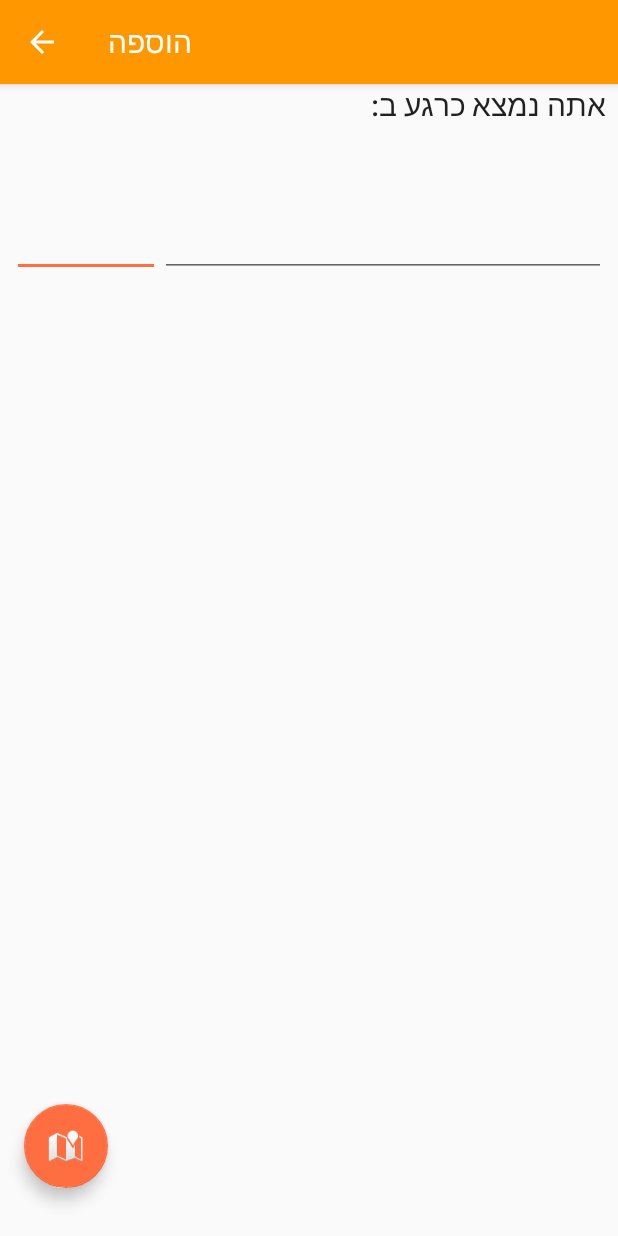
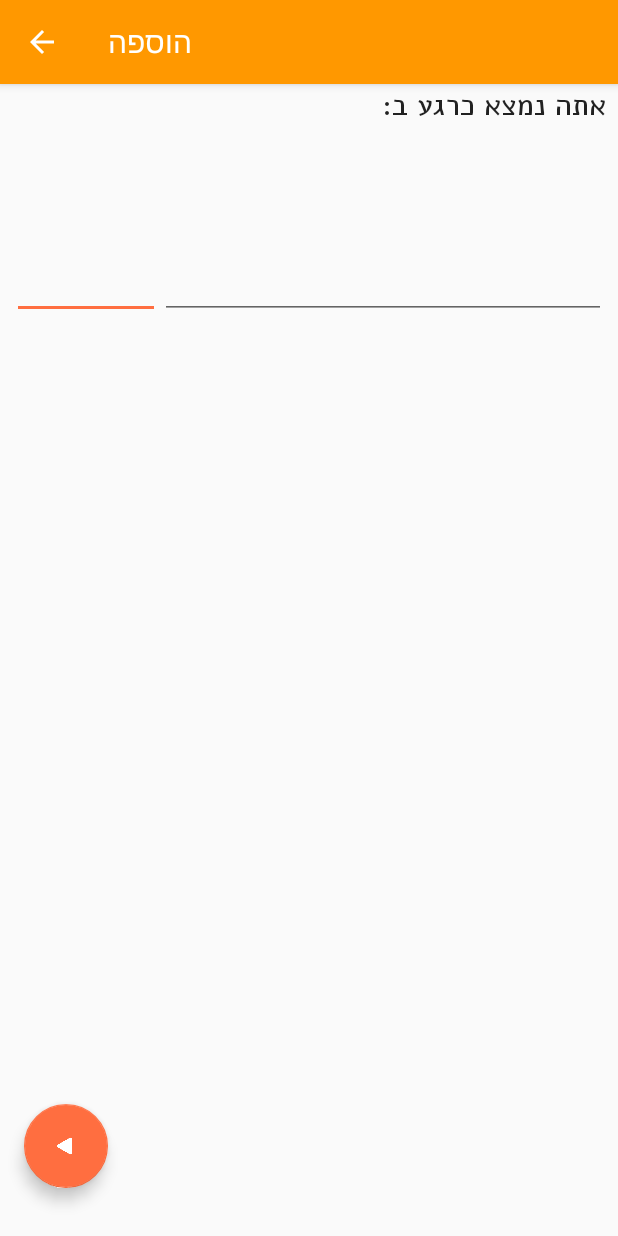
Before and after one commit to badasscohen/Bira, an Android app: the AddActivity screen opened directly, with no data from a screen before it, on a phone screen of 412 x 824 dp. Run offline under Robolectric (Android 15) with nearby library versions, the phone set to English and light mode, and no system bars; our stand-ins replace Volley.

Commit message:
Changed add activity design.

```diff
--- a/app/src/main/java/olivegumball/bira/AddActivity.java
+++ b/app/src/main/java/olivegumball/bira/AddActivity.java
@@ -5,6 +5,7 @@ import android.annotation.TargetApi;
 import android.content.Context;
 import android.content.Intent;
 import android.content.pm.PackageManager;
+import android.graphics.Typeface;
 import android.location.Address;
 import android.location.Geocoder;
 import android.location.Location;
@@ -51,11 +52,14 @@ public class AddActivity extends AppCompatActivity{
     private EditText beer_price;
     private EditText beer_name;
     private Location loc = null;
+    private Typeface alef;
 
     @Override
     protected void onCreate(Bundle savedInstanceState) {
         super.onCreate(savedInstanceState);
         setContentView(R.layout.activity_add);
+
+        alef = Typeface.createFromAsset(this.getAssets(), "Alef-Regular.ttf");
 
         Toolbar toolbar = (Toolbar) findViewById(R.id.toolbar);
         setSupportActionBar(toolbar);
@@ -65,6 +69,10 @@ public class AddActivity extends AppCompatActivity{
         beer_price = (EditText) findViewById(R.id.beer_price);
         beer_name = (EditText) findViewById(R.id.beer_name);
         location_textview = (TextView) findViewById(R.id.location_field);
+
+        beer_price.setTypeface(alef);
+        beer_name.setTypeface(alef);
+        ((TextView) findViewById(R.id.you_are_at)).setTypeface(alef);
 
         FloatingActionButton fab = (FloatingActionButton) findViewById(R.id.fab);
         fab.setOnClickListener(new View.OnClickListener() {
--- a/app/src/main/res/layout/activity_add.xml
+++ b/app/src/main/res/layout/activity_add.xml
@@ -29,24 +29,20 @@
         android:layout_marginBottom="16dp"
         android:orientation="vertical">
 
-        <LinearLayout
-            android:layout_width="match_parent"
-            android:layout_height="wrap_content"
-            android:gravity="right"
-            android:orientation="horizontal">
-
         <TextView
+            android:id="@+id/you_are_at"
             android:layout_width="wrap_content"
             android:layout_height="wrap_content"
             android:text="@string/add_description"
+            android:layout_gravity="right"
             android:textAppearance="@style/TextAppearance.AppCompat.Title"/>
 
         <TextView
             android:id="@+id/location_field"
             android:layout_width="wrap_content"
             android:layout_height="wrap_content"
+            android:layout_gravity="left"
             android:textAppearance="@style/TextAppearance.AppCompat.Title"/>
-        </LinearLayout>
 
         <LinearLayout
             android:layout_width="match_parent"
@@ -80,6 +76,6 @@
         android:layout_marginTop="@dimen/fab_margin"
         android:layout_marginBottom="32dp"
         android:elevation="8dp"
-        android:src="@android:drawable/ic_dialog_map" />
+        android:src="@drawable/left_triangle" />
 
 </android.support.design.widget.CoordinatorLayout>
```
Lines whose indentation alone changed are shown as unchanged.
